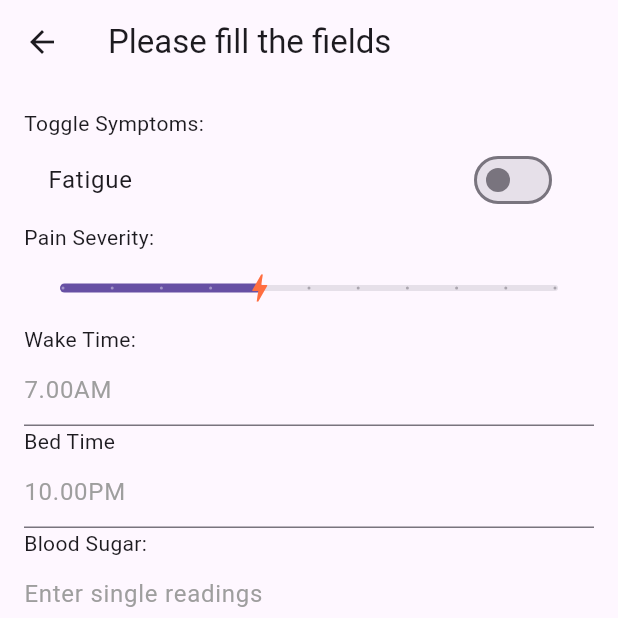
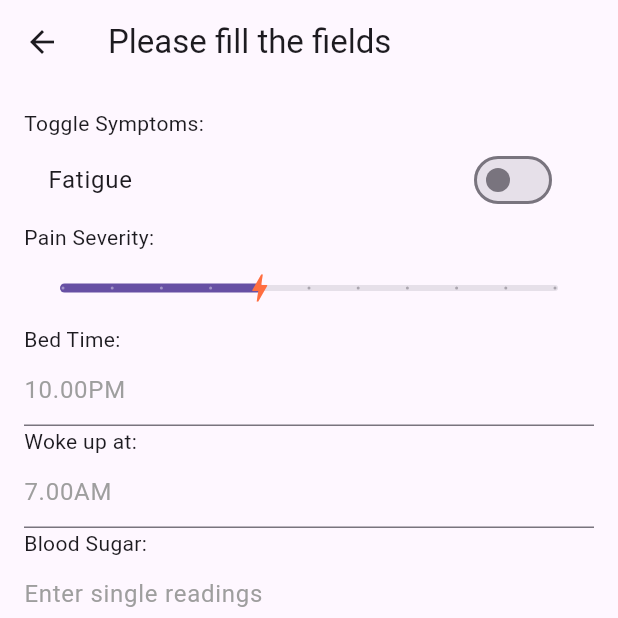
Before and after one commit to MrChido/MCTA, a Flutter app: the EntryScreen screen opened directly with empty values, on a phone screen of 412 x 824 dp, the top half of it. Run offline on Flutter 3.47's test engine with Material 3 defaults, Android fonts, the phone set to English and light mode, and no system bars; our stand-ins replace sqflite, sqflite_common_ffi; accounts and stored records are empty.

Commit message:
Re-ordered the sleep asks to be a bit more mindful of time frames

```diff
--- a/lib/entry_screen.dart
+++ b/lib/entry_screen.dart
@@ -166,20 +166,21 @@ class _EntryScreenState extends State<EntryScreen> {
                 },
               ),
             ),
-            Text('Wake Time:'),
+            Text('Bed Time:'),
+            TextField(
+                controller: _sleepTimeController,
+                style: TextStyle(color: Colors.black),
+                decoration: InputDecoration(
+                    hintText: '10.00PM',
+                    hintStyle: TextStyle(color: Colors.grey))),
+            Text('Woke up at:'),
             TextField(
                 controller: _wakeTimeController,
                 style: TextStyle(color: Colors.black),
                 decoration: InputDecoration(
                     hintText: '7.00AM',
                     hintStyle: TextStyle(color: Colors.grey))),
-            Text('Bed Time'),
-            TextField(
-                controller: _sleepTimeController,
-                style: TextStyle(color: Colors.black),
-                decoration: InputDecoration(
-                    hintText: '10.00PM',
-                    hintStyle: TextStyle(color: Colors.grey))),
+
             Text('Blood Sugar:'),
             TextField(
                 controller: _bsugarsController,
```
